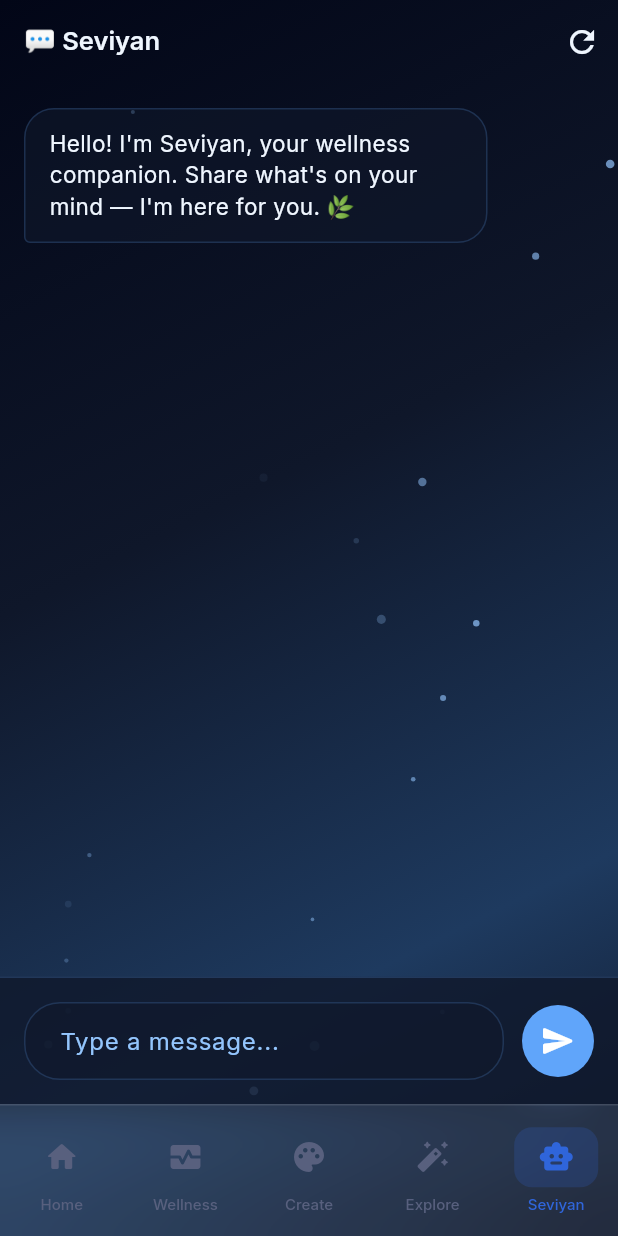
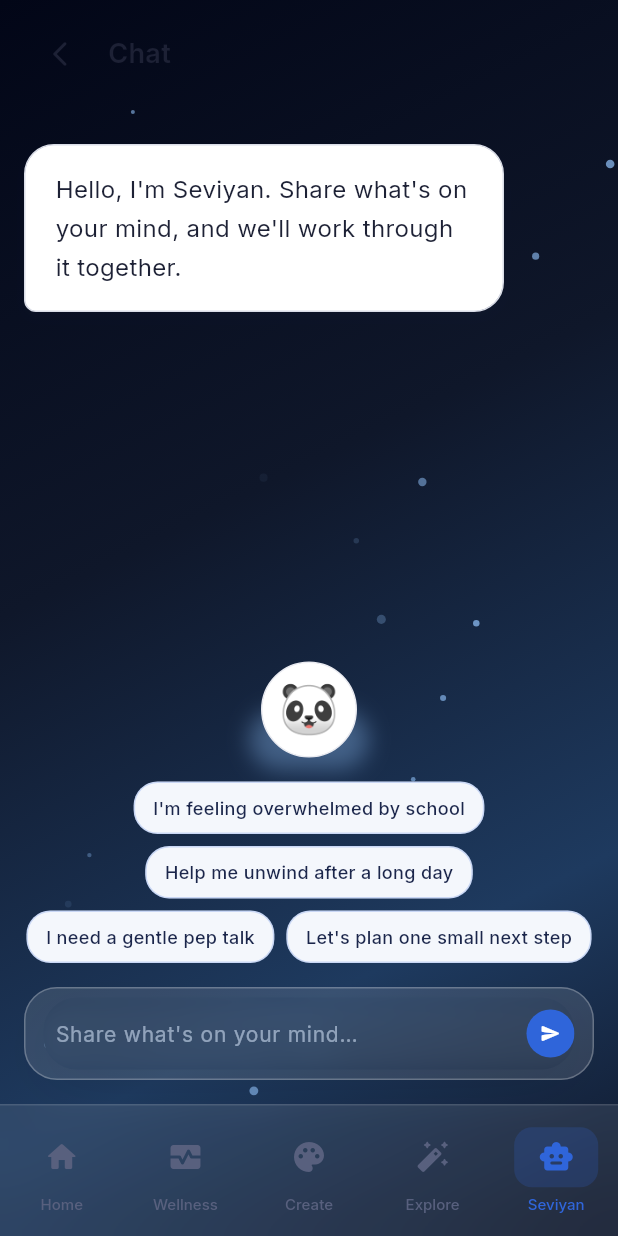
Before and after one commit to Tulirgal/ZenU-app, a Flutter app: the ChatScreen screen opened by its route, after a tap on the "send" icon, on a phone screen of 412 x 824 dp. Run offline on Flutter 3.47's test engine with Material 3 defaults, Android fonts, the phone set to English and light mode, and no system bars; drawn by our look-alikes of flutter_animate; our stand-ins replace cookie_jar, dio, dio_cookie_manager, go_router, google_fonts, hive_flutter; accounts and stored records are empty; network calls fail.

```diff
--- a/lib/features/chat/chat_screen.dart
+++ b/lib/features/chat/chat_screen.dart
@@ -1,51 +1,55 @@
+import 'dart:math' as math;
+import 'dart:ui';
 import 'package:flutter/material.dart';
+import 'package:go_router/go_router.dart';
 import 'package:google_fonts/google_fonts.dart';
-import 'package:flutter_animate/flutter_animate.dart';
-import '../../core/api/api_client.dart';
-import '../../core/theme/module_themes.dart';
+
+import '../../core/theme/app_theme.dart';
 import '../../shared/widgets/module_background.dart';
+
+class ChatMessage {
+  final int id;
+  final String role;
+  final String content;
+
+  ChatMessage({required this.id, required this.role, required this.content});
+}
 
 class ChatScreen extends StatefulWidget {
   const ChatScreen({super.key});
+
   @override
   State<ChatScreen> createState() => _ChatScreenState();
 }
 
-class _ChatScreenState extends State<ChatScreen> {
-  final _msgCtrl = TextEditingController();
-  final _scrollCtrl = ScrollController();
+class _ChatScreenState extends State<ChatScreen> with TickerProviderStateMixin {
+  final List<ChatMessage> _messages = [];
+  final TextEditingController _inputCtrl = TextEditingController();
+  final ScrollController _scrollCtrl = ScrollController();
+  bool _isSending = false;
 
-  final List<Map<String, dynamic>> _messages = [
-    {
-      'role': 'assistant',
-      'content': "Hello! I'm Seviyan, your wellness companion. Share what's on your mind — I'm here for you. 🌿"
-    }
+  static const _quickPrompts = [
+    "I'm feeling overwhelmed by school",
+    'Help me unwind after a long day',
+    'I need a gentle pep talk',
+    "Let's plan one small next step",
   ];
-
-  String? _sessionId;
-  bool _isTyping = false;
-  late final ModuleTheme theme;
 
   @override
   void initState() {
     super.initState();
-    theme = ModuleThemes.chat;
-    _logEngagement();
-  }
-
-  Future<void> _logEngagement() async {
-    try {
-      final c = await ApiClient.getInstance();
-      await c.post('/api/signals/engagement', data: {
-        'module_id': 'chatbot_seviyan',
-        'event_type': 'opened'
-      });
-    } catch (_) {}
+    _messages.add(
+      ChatMessage(
+        id: -1,
+        role: 'assistant',
+        content: "Hello, I'm Seviyan. Share what's on your mind, and we'll work through it together.",
+      ),
+    );
   }
 
   @override
   void dispose() {
-    _msgCtrl.dispose();
+    _inputCtrl.dispose();
     _scrollCtrl.dispose();
     super.dispose();
   }
@@ -62,158 +66,228 @@ class _ChatScreenState extends State<ChatScreen> {
     });
   }
 
-  Future<void> _send() async {
-    final text = _msgCtrl.text.trim();
-    if (text.isEmpty) return;
+  void _sendMessage(String text) async {
+    if (text.trim().isEmpty || _isSending) return;
 
-    _msgCtrl.clear();
     setState(() {
-      _messages.add({'role': 'user', 'content': text});
-      _isTyping = true;
+      _messages.add(ChatMessage(id: DateTime.now().millisecondsSinceEpoch, role: 'user', content: text.trim()));
+      _isSending = true;
+    });
+    _inputCtrl.clear();
+    _scrollToBottom();
+
+    // Simulate network delay
+    await Future.delayed(const Duration(milliseconds: 1500));
+
+    setState(() {
+      _messages.add(ChatMessage(id: DateTime.now().millisecondsSinceEpoch, role: 'assistant', content: 'This is a simulated response. The real backend integration will process: "$text"'));
+      _isSending = false;
     });
     _scrollToBottom();
-
-    try {
-      final c = await ApiClient.getInstance();
-      final reqData = {'message': text};
-      if (_sessionId != null) {
-        reqData['session_id'] = _sessionId!;
-      }
-
-      final res = await c.post('/api/chat/message', data: reqData);
-
-      if (res.statusCode == 200 && mounted) {
-        setState(() {
-          if (res.data['session_id'] != null) {
-            _sessionId = res.data['session_id'] as String;
-          }
-          _messages.add({'role': 'assistant', 'content': res.data['reply'] ?? ''});
-          _isTyping = false;
-        });
-        _scrollToBottom();
-      }
-    } catch (_) {
-      if (mounted) {
-        setState(() {
-          _messages.add({'role': 'assistant', 'content': "I'm having trouble connecting right now. Please try again later."});
-          _isTyping = false;
-        });
-        _scrollToBottom();
-      }
-    }
-  }
-
-  void _reset() {
-    setState(() {
-      _sessionId = null;
-      _messages.clear();
-      _messages.add({
-        'role': 'assistant',
-        'content': "Hello! I'm Seviyan, your wellness companion. Share what's on your mind — I'm here for you. 🌿"
-      });
-    });
   }
 
   @override
   Widget build(BuildContext context) {
     return Scaffold(
-      extendBodyBehindAppBar: true,
-      appBar: AppBar(
-        backgroundColor: Colors.transparent,
-        elevation: 0,
-        iconTheme: IconThemeData(color: theme.textPrimary),
-        title: Text('💬 Seviyan', style: GoogleFonts.inter(color: theme.textPrimary, fontWeight: FontWeight.w600)),
-        actions: [
-          IconButton(
-            icon: const Icon(Icons.refresh),
-            onPressed: _reset,
-            tooltip: 'Reset Chat',
-          ),
-        ],
-      ),
       body: ModuleBackground(
         moduleKey: 'chat',
         child: SafeArea(
           child: Column(
             children: [
+              // Header
+              Padding(
+                padding: const EdgeInsets.symmetric(horizontal: 16, vertical: 12),
+                child: Row(
+                  children: [
+                    IconButton(
+                      onPressed: () => context.pop(),
+                      icon: const Icon(Icons.arrow_back_ios_new_rounded, size: 20),
+                      color: ZenTokens.fg,
+                    ),
+                    const SizedBox(width: 8),
+                    Text(
+                      'Chat',
+                      style: GoogleFonts.inter(
+                        fontSize: 18,
+                        fontWeight: FontWeight.w600,
+                        color: ZenTokens.fg,
+                      ),
+                    ),
+                  ],
+                ),
+              ),
+
+              // Messages
               Expanded(
                 child: ListView.builder(
                   controller: _scrollCtrl,
-                  padding: const EdgeInsets.fromLTRB(16, 16, 16, 0),
-                  itemCount: _messages.length + (_isTyping ? 1 : 0),
-                  itemBuilder: (context, i) {
-                    if (i == _messages.length) {
-                      return const _TypingIndicator().animate().fadeIn();
-                    }
-                    final msg = _messages[i];
-                    final isUser = msg['role'] == 'user';
-                    return Align(
-                      alignment: isUser ? Alignment.centerRight : Alignment.centerLeft,
-                      child: Container(
-                        margin: const EdgeInsets.only(bottom: 12),
-                        padding: const EdgeInsets.symmetric(horizontal: 16, vertical: 12),
-                        constraints: BoxConstraints(maxWidth: MediaQuery.of(context).size.width * 0.75),
-                        decoration: BoxDecoration(
-                          color: isUser ? theme.accentColor : theme.cardBg,
-                          borderRadius: BorderRadius.circular(20).copyWith(
-                            bottomRight: isUser ? const Radius.circular(4) : const Radius.circular(20),
-                            bottomLeft: !isUser ? const Radius.circular(4) : const Radius.circular(20),
-                          ),
-                          border: isUser ? null : Border.all(color: theme.cardBorder),
-                        ),
-                        child: Text(
-                          msg['content'] as String,
-                          style: GoogleFonts.inter(
-                            color: isUser ? Colors.white : theme.textPrimary,
-                            fontSize: 15,
-                          ),
-                        ),
-                      ).animate().fadeIn(duration: 300.ms).slideY(begin: 0.1, end: 0),
-                    );
+                  padding: const EdgeInsets.symmetric(horizontal: 16, vertical: 24),
+                  itemCount: _messages.length,
+                  itemBuilder: (context, index) {
+                    final msg = _messages[index];
+                    return _ChatBubble(message: msg);
                   },
                 ),
               ),
+
+              // Footer / Input Area
               Container(
-                padding: const EdgeInsets.all(16),
+                width: double.infinity,
+                constraints: const BoxConstraints(maxWidth: 768),
+                padding: const EdgeInsets.symmetric(horizontal: 16, vertical: 16),
+                child: Column(
+                  mainAxisSize: MainAxisSize.min,
+                  children: [
+                    // Seviyan Companion & Thought Cloud
+                    SizedBox(
+                      height: 64,
+                      child: Stack(
+                        alignment: Alignment.bottomCenter,
+                        clipBehavior: Clip.none,
+                        children: [
+                          // Glow
+                          Container(
+                            width: 64,
+                            height: 24,
                             decoration: BoxDecoration(
-                  color: theme.cardBg.withValues(alpha: 0.8),
-                  border: Border(top: BorderSide(color: theme.cardBorder)),
+                              borderRadius: BorderRadius.circular(100),
+                              boxShadow: [
+                                BoxShadow(
+                                  color: const Color(0xFF93C5FD).withValues(alpha: 0.35),
+                                  blurRadius: 12,
+                                  spreadRadius: 8,
+                                )
+                              ],
                             ),
+                          ),
+                          // Panda Icon Placeholder
+                          Container(
+                            width: 64,
+                            height: 64,
+                            decoration: BoxDecoration(
+                              color: ZenTokens.surface,
+                              shape: BoxShape.circle,
+                              border: Border.all(color: ZenTokens.borderSoft),
+                            ),
+                            child: Center(
+                              child: Text('🐼', style: TextStyle(fontSize: 32)),
+                            ),
+                          ),
+                          if (_isSending)
+                            Positioned(
+                              right: -10,
+                              top: 0,
+                              child: const _ThoughtCloud(),
+                            ),
+                        ],
+                      ),
+                    ),
+
+                    const SizedBox(height: 16),
+
+                    // Quick Prompts
+                    if (_messages.length <= 1)
+                      Wrap(
+                        spacing: 8,
+                        runSpacing: 8,
+                        alignment: WrapAlignment.center,
+                        children: _quickPrompts.map((p) {
+                          return GestureDetector(
+                            onTap: () => _sendMessage(p),
+                            child: Container(
+                              padding: const EdgeInsets.symmetric(horizontal: 12, vertical: 8),
+                              decoration: BoxDecoration(
+                                color: const Color(0xFFF4F7FC),
+                                borderRadius: BorderRadius.circular(16),
+                                border: Border.all(
+                                  color: ZenTokens.primary.withValues(alpha: 0.22),
+                                ),
+                                boxShadow: [
+                                  BoxShadow(
+                                    color: const Color(0xFF0F172A).withValues(alpha: 0.05),
+                                    blurRadius: 14,
+                                    offset: const Offset(0, 4),
+                                    spreadRadius: -10,
+                                  )
+                                ],
+                              ),
+                              child: Text(
+                                p,
+                                style: GoogleFonts.inter(
+                                  fontSize: 12,
+                                  fontWeight: FontWeight.w500,
+                                  color: const Color(0xFF1B264B),
+                                ),
+                              ),
+                            ),
+                          );
+                        }).toList(),
+                      ),
+
+                    const SizedBox(height: 16),
+
+                    // Input Field
+                    Container(
+                      padding: const EdgeInsets.symmetric(horizontal: 12, vertical: 6),
+                      decoration: BoxDecoration(
+                        color: Colors.white.withValues(alpha: 0.12),
+                        borderRadius: BorderRadius.circular(22),
+                        border: Border.all(color: Colors.white.withValues(alpha: 0.25)),
+                        boxShadow: [
+                          BoxShadow(
+                            color: Colors.black.withValues(alpha: 0.15),
+                            blurRadius: 32,
+                            offset: const Offset(0, 10),
+                            spreadRadius: -18,
+                          )
+                        ],
+                      ),
+                      child: ClipRRect(
+                        borderRadius: BorderRadius.circular(22),
+                        child: BackdropFilter(
+                          filter: ImageFilter.blur(sigmaX: 12, sigmaY: 12),
                           child: Row(
                             children: [
                               Expanded(
                                 child: TextField(
-                        controller: _msgCtrl,
-                        style: GoogleFonts.inter(color: theme.textPrimary),
+                                  controller: _inputCtrl,
+                                  enabled: !_isSending,
+                                  style: GoogleFonts.inter(
+                                    fontSize: 14,
+                                    color: Colors.white,
+                                  ),
                                   decoration: InputDecoration(
-                          hintText: 'Type a message...',
-                          hintStyle: GoogleFonts.inter(color: theme.textSecondary),
-                          filled: true,
-                          fillColor: theme.cardBg,
-                          border: OutlineInputBorder(
-                            borderRadius: BorderRadius.circular(24),
-                            borderSide: BorderSide(color: theme.cardBorder),
+                                    hintText: "Share what's on your mind…",
+                                    hintStyle: GoogleFonts.inter(
+                                      fontSize: 14,
+                                      color: const Color(0xFFDBEAFE).withValues(alpha: 0.55),
                                     ),
-                          enabledBorder: OutlineInputBorder(
-                            borderRadius: BorderRadius.circular(24),
-                            borderSide: BorderSide(color: theme.cardBorder),
+                                    border: InputBorder.none,
+                                    contentPadding: const EdgeInsets.symmetric(horizontal: 8, vertical: 12),
                                   ),
-                          focusedBorder: OutlineInputBorder(
-                            borderRadius: BorderRadius.circular(24),
-                            borderSide: BorderSide(color: theme.accentColor),
-                          ),
-                          contentPadding: const EdgeInsets.symmetric(horizontal: 20, vertical: 14),
-                        ),
-                        onSubmitted: (_) => _send(),
+                                  onSubmitted: _sendMessage,
                                 ),
                               ),
-                    const SizedBox(width: 12),
-                    CircleAvatar(
-                      radius: 24,
-                      backgroundColor: theme.accentColor,
-                      child: IconButton(
-                        icon: const Icon(Icons.send_rounded, color: Colors.white),
-                        onPressed: _isTyping ? null : _send,
+                              const SizedBox(width: 8),
+                              GestureDetector(
+                                onTap: () => _sendMessage(_inputCtrl.text),
+                                child: Container(
+                                  width: 32,
+                                  height: 32,
+                                  decoration: BoxDecoration(
+                                    color: ZenTokens.primary,
+                                    shape: BoxShape.circle,
+                                  ),
+                                  child: const Icon(
+                                    Icons.send_rounded,
+                                    color: Colors.white,
+                                    size: 14,
+                                  ),
+                                ),
+                              ),
+                            ],
+                          ),
+                        ),
                       ),
                     ),
                   ],
@@ -227,41 +301,118 @@ class _ChatScreenState extends State<ChatScreen> {
   }
 }
 
-class _TypingIndicator extends StatelessWidget {
-  const _TypingIndicator();
+class _ChatBubble extends StatelessWidget {
+  final ChatMessage message;
+
+  const _ChatBubble({required this.message});
 
   @override
   Widget build(BuildContext context) {
-    final theme = ModuleThemes.chat;
-    return Align(
-      alignment: Alignment.centerLeft,
+    final isUser = message.role == 'user';
+
+    return Padding(
+      padding: const EdgeInsets.only(bottom: 16),
+      child: Row(
+        mainAxisAlignment: isUser ? MainAxisAlignment.end : MainAxisAlignment.start,
+        children: [
+          Flexible(
             child: Container(
-        margin: const EdgeInsets.only(bottom: 12),
-        padding: const EdgeInsets.symmetric(horizontal: 16, vertical: 16),
+              constraints: const BoxConstraints(maxWidth: 320), // Approx 85% on mobile
+              margin: EdgeInsets.only(
+                left: isUser ? 32 : 0,
+                right: isUser ? 0 : 32,
+              ),
+              padding: const EdgeInsets.symmetric(horizontal: 20, vertical: 16),
               decoration: BoxDecoration(
-          color: theme.cardBg,
-          borderRadius: BorderRadius.circular(20).copyWith(
-            bottomLeft: const Radius.circular(4),
+                color: isUser ? ZenTokens.primary : Colors.white,
+                border: isUser ? null : Border.all(color: ZenTokens.border),
+                borderRadius: BorderRadius.only(
+                  topLeft: const Radius.circular(20),
+                  topRight: const Radius.circular(20),
+                  bottomLeft: Radius.circular(isUser ? 20 : 8),
+                  bottomRight: Radius.circular(isUser ? 8 : 20),
                 ),
-          border: Border.all(color: theme.cardBorder),
+                boxShadow: [
+                  BoxShadow(
+                    color: const Color(0xFF1E295A).withValues(alpha: 0.05),
+                    blurRadius: 8,
+                    offset: const Offset(0, 4),
+                  )
+                ],
               ),
-        child: Row(
-          mainAxisSize: MainAxisSize.min,
-          children: List.generate(3, (i) =>
-            Container(
-              margin: const EdgeInsets.symmetric(horizontal: 2),
-              width: 8, height: 8,
-              decoration: BoxDecoration(
-                color: theme.textSecondary,
-                shape: BoxShape.circle,
-              ),
-            ).animate(onPlay: (c) => c.repeat(), delay: (i * 200).ms)
-             .fade(duration: 300.ms, begin: 0.3, end: 1.0)
-             .then()
-             .fade(duration: 300.ms, begin: 1.0, end: 0.3)
+              child: Text(
+                message.content,
+                style: GoogleFonts.inter(
+                  fontSize: 16,
+                  height: 1.6, // leading-relaxed
+                  color: isUser ? Colors.white : ZenTokens.fg,
                 ),
               ),
+            ),
+          ),
+        ],
       ),
     );
   }
 }
+
+class _ThoughtCloud extends StatefulWidget {
+  const _ThoughtCloud();
+
+  @override
+  State<_ThoughtCloud> createState() => _ThoughtCloudState();
+}
+
+class _ThoughtCloudState extends State<_ThoughtCloud> with SingleTickerProviderStateMixin {
+  late AnimationController _ctrl;
+
+  @override
+  void initState() {
+    super.initState();
+    _ctrl = AnimationController(
+      vsync: this,
+      duration: const Duration(milliseconds: 1600),
+    )..repeat();
+  }
+
+  @override
+  void dispose() {
+    _ctrl.dispose();
+    super.dispose();
+  }
+
+  @override
+  Widget build(BuildContext context) {
+    return Row(
+      crossAxisAlignment: CrossAxisAlignment.end,
+      children: List.generate(3, (index) {
+        final size = 3.0 + (index * 1.5);
+        final mb = index == 0 ? 1.0 : (index == 1 ? 4.0 : 7.0);
+
+        return AnimatedBuilder(
+          animation: _ctrl,
+          builder: (context, child) {
+            // Staggered sine wave for opacity
+            // Delays: 0, 0.18, 0.36
+            final delay = index * 0.1125; // 0.18s / 1.6s
+            final t = (_ctrl.value - delay) % 1.0;
+            final val = t < 0 ? t + 1.0 : t;
+
+            // Calculate opacity from 0.3 -> 0.7 -> 0.3 using sine
+            final opacity = 0.3 + (0.4 * (0.5 * (1 - (math.cos(val * 2 * 3.14159)))));
+
+            return Container(
+              margin: EdgeInsets.only(left: 2, bottom: mb),
+              width: size,
+              height: size,
+              decoration: BoxDecoration(
+                color: Colors.white.withValues(alpha: opacity),
+                shape: BoxShape.circle,
+              ),
+            );
+          },
+        );
+      }),
+    );
+  }
+}
```
Lines whose indentation alone changed are shown as unchanged.
